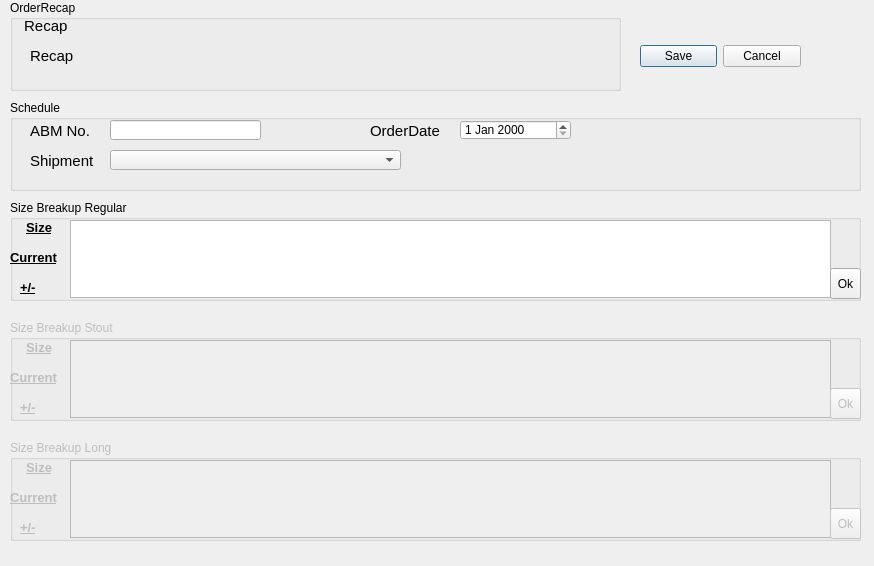
Qt form TISDesk/TIS_edit_order_dialog.ui (GdRaymond/TISProduction) before a commit.
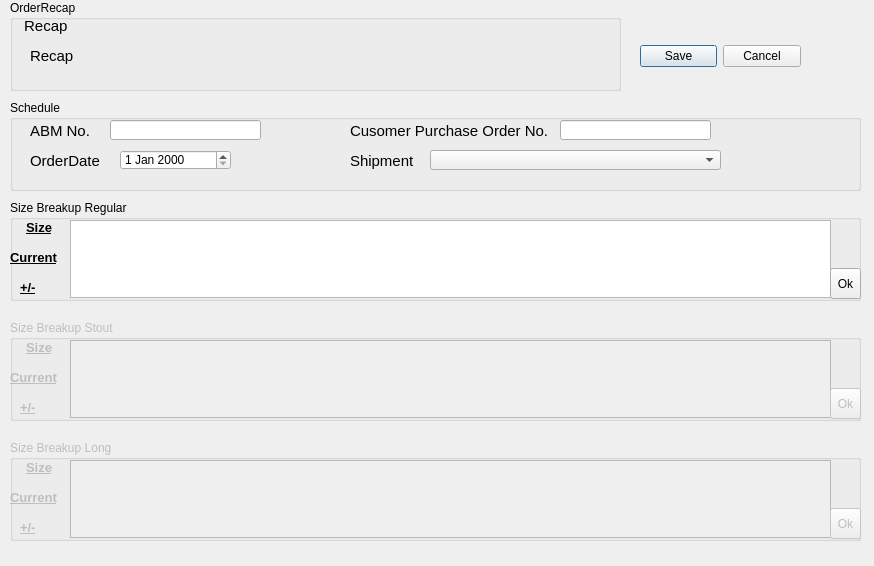
The same form after that commit.

```diff
--- a/TISDesk/TIS_edit_order_dialog.ui
+++ b/TISDesk/TIS_edit_order_dialog.ui
@@ -77,8 +77,8 @@
    <widget class="QLabel" name="lb_recap_8">
     <property name="geometry">
      <rect>
-      <x>360</x>
-      <y>10</y>
+      <x>20</x>
+      <y>40</y>
       <width>91</width>
       <height>41</height>
      </rect>
@@ -95,8 +95,8 @@
    <widget class="QDateEdit" name="dateE_orderdate">
     <property name="geometry">
      <rect>
-      <x>450</x>
-      <y>20</y>
+      <x>110</x>
+      <y>50</y>
       <width>111</width>
       <height>20</height>
      </rect>
@@ -105,7 +105,7 @@
    <widget class="QLabel" name="lb_recap_7">
     <property name="geometry">
      <rect>
-      <x>20</x>
+      <x>340</x>
       <y>40</y>
       <width>117</width>
       <height>41</height>
@@ -151,13 +151,41 @@
    <widget class="QComboBox" name="comb_shipment">
     <property name="geometry">
      <rect>
-      <x>100</x>
+      <x>420</x>
       <y>50</y>
       <width>291</width>
       <height>20</height>
      </rect>
     </property>
    </widget>
+   <widget class="QLabel" name="lb_recap_5">
+    <property name="geometry">
+     <rect>
+      <x>340</x>
+      <y>20</y>
+      <width>201</width>
+      <height>21</height>
+     </rect>
+    </property>
+    <property name="font">
+     <font>
+      <pointsize>11</pointsize>
+     </font>
+    </property>
+    <property name="text">
+     <string>Cusomer Purchase Order No.</string>
+    </property>
+   </widget>
+   <widget class="QLineEdit" name="lin_ctm_no">
+    <property name="geometry">
+     <rect>
+      <x>550</x>
+      <y>20</y>
+      <width>151</width>
+      <height>20</height>
+     </rect>
+    </property>
+   </widget>
   </widget>
   <widget class="QGroupBox" name="groupB_size_1">
    <property name="enabled">
```
